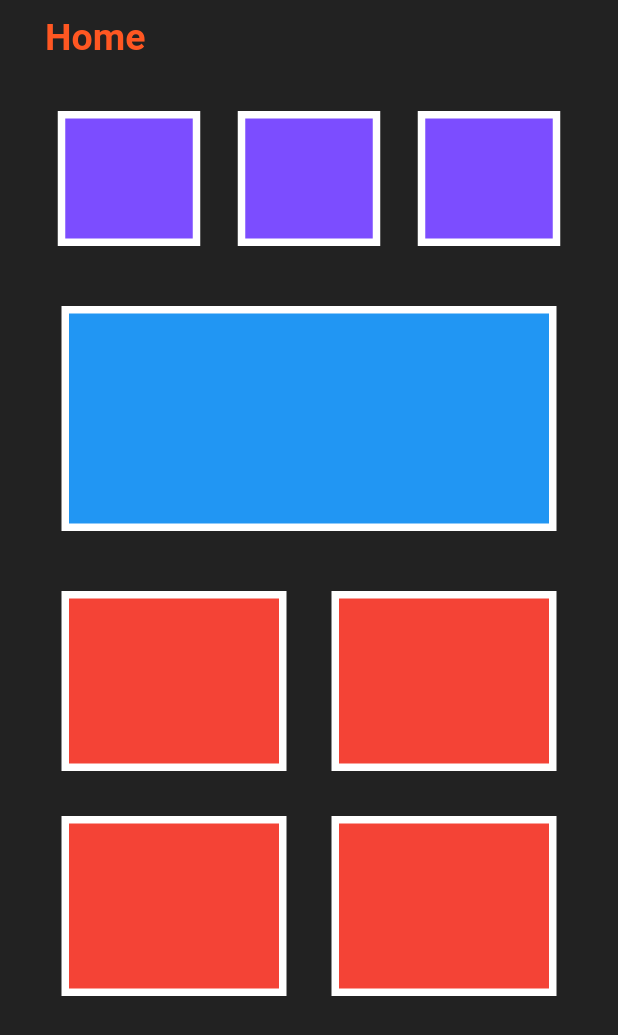
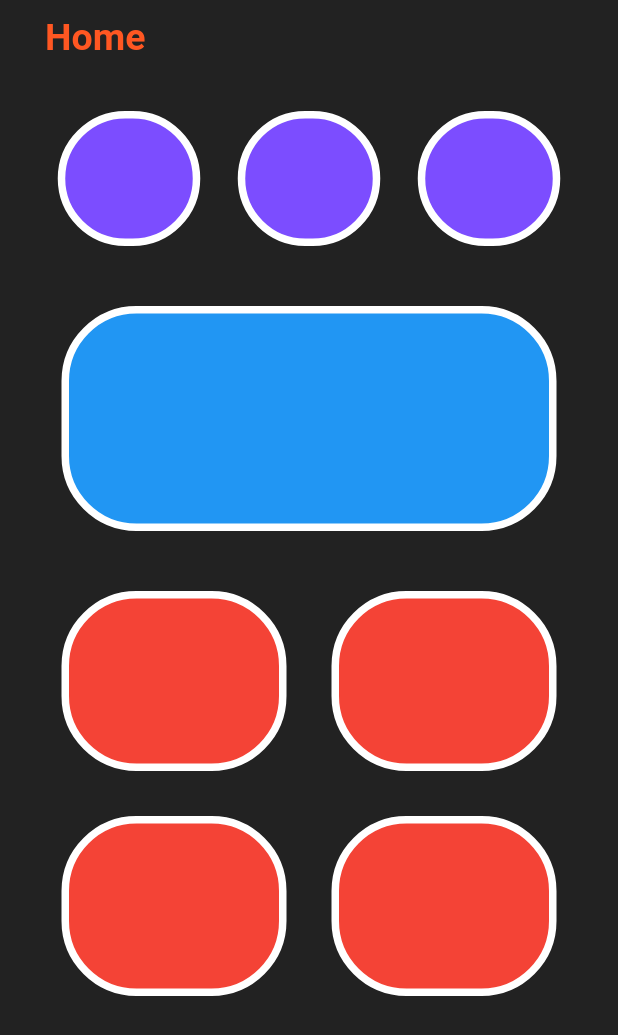
Before and after one commit to shahlaa1212/Digitiz_Screen_Small_Ui, a Flutter app: the screen it shows after launch, on a phone screen of 412 x 824 dp. Shown: the top 1035 px of the screen. Run offline on Flutter 3.47's test engine with Material 2 defaults, Android fonts, the phone set to English and light mode, and no system bars.

Commit message:
edit the border in container

```diff
--- a/lib/main.dart
+++ b/lib/main.dart
@@ -38,6 +38,7 @@ class MyApp extends StatelessWidget {
                      width: 5,
                      color: Colors.white,
                    ),
+                   borderRadius: BorderRadius.all(Radius.circular(50)),
                  ),
                ),
                SizedBox(width: 25.0),
@@ -49,7 +50,8 @@ class MyApp extends StatelessWidget {
                      border: Border.all(
                      width: 5,
                      color: Colors.white,
-                   )
+                   ),
+                   borderRadius: BorderRadius.all(Radius.circular(50)),
                  ),
                ),
                SizedBox(
@@ -64,6 +66,7 @@ class MyApp extends StatelessWidget {
                        width: 5,
                        color: Colors.white,
                      ),
+                     borderRadius: BorderRadius.all(Radius.circular(50)),
                    ),
                ),
              ],
@@ -78,6 +81,7 @@ class MyApp extends StatelessWidget {
                  width: 5,
                  color: Colors.white,
                ),
+               borderRadius: BorderRadius.all(Radius.circular(50)),
              ),
            ),
            SizedBox(height: 40.0),
@@ -93,6 +97,7 @@ class MyApp extends StatelessWidget {
                      width: 5,
                      color: Colors.white,
                    ),
+                   borderRadius: BorderRadius.all(Radius.circular(50)),
                  ),
                  ),
                SizedBox(width: 30.0),
@@ -105,6 +110,7 @@ class MyApp extends StatelessWidget {
                      width: 5,
                      color: Colors.white,
                    ),
+                   borderRadius: BorderRadius.all(Radius.circular(50)),
                  ),
                ),
              ],
@@ -122,6 +128,7 @@ class MyApp extends StatelessWidget {
                        width: 5,
                        color: Colors.white,
                    ),
+                   borderRadius: BorderRadius.all(Radius.circular(50)),
                  ),
                ),
                SizedBox(width: 30.0),
@@ -133,7 +140,8 @@ class MyApp extends StatelessWidget {
                    border: Border.all(
                      width: 5,
                      color: Colors.white,
-                   )
+                   ),
+                   borderRadius: BorderRadius.all(Radius.circular(50)),
                  ),
                ),
              ],
```
